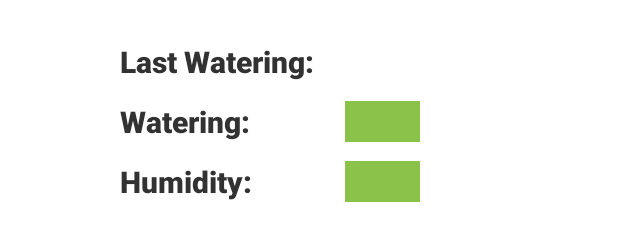
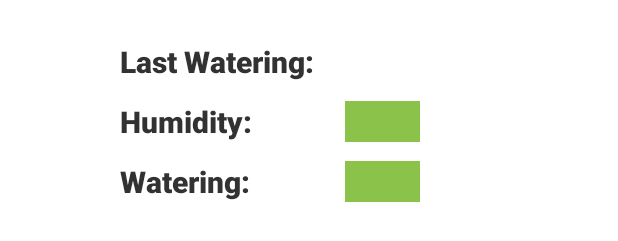
Before and after one commit to leodvlpr/MacetApp4.0, an Android app: the layout fragment_favourite.xml on its own in the app's theme, with its tools: preview values and no code run, on a phone screen of 412 x 824 dp. Shown: the part 709-950 px from the top of the screen. Run offline under Robolectric (Android 15) with nearby library versions, the light colour scheme and no system bars.

Commit message:
Improvements fields - success! F#CK YEAH!

```diff
--- a/app/src/main/res/layout/fragment_favourite.xml
+++ b/app/src/main/res/layout/fragment_favourite.xml
@@ -38,7 +38,7 @@
             android:layout_marginStart="80dp"
             android:layout_marginTop="540dp"
             android:fontFamily="sans-serif-black"
-            android:text="Watering:"
+            android:text="Humidity:"
             android:textColor="#323232"
             android:textSize="20dp" />
 
@@ -50,8 +50,8 @@
             android:layout_marginTop="580dp"
             android:layout_marginBottom="128dp"
             android:fontFamily="sans-serif-black"
+            android:text="Watering:"
             android:textColor="#323232"
-            android:text="Humidity:"
             android:textSize="20dp" />
 
         <TextView
@@ -59,7 +59,7 @@
             android:layout_width="50sp"
             android:layout_height="wrap_content"
             android:layout_marginStart="230dp"
-            android:layout_marginTop="540dp"
+            android:layout_marginTop="580dp"
             android:background="#8BC34A"
             android:fontFamily="sans-serif-black"
             android:text=""
@@ -85,11 +85,11 @@
             android:layout_width="50sp"
             android:layout_height="wrap_content"
             android:layout_marginStart="230dp"
-            android:layout_marginTop="580dp"
+            android:layout_marginTop="540dp"
             android:background="#8BC34A"
             android:fontFamily="sans-serif-black"
+            android:text=""
             android:textAlignment="center"
-            android:text=""
             android:textColor="#FFFFFF"
             android:textSize="20dp" />
 
--- a/app/src/main/res/layout/fragment_home.xml
+++ b/app/src/main/res/layout/fragment_home.xml
@@ -26,7 +26,7 @@
             android:layout_width="50sp"
             android:layout_height="wrap_content"
             android:layout_marginStart="320dp"
-            android:layout_marginTop="340dp"
+            android:layout_marginTop="375dp"
             android:background="#8BC34A"
             android:fontFamily="sans-serif-black"
             android:textAlignment="center"
@@ -38,7 +38,7 @@
             android:layout_width="50sp"
             android:layout_height="wrap_content"
             android:layout_marginStart="320dp"
-            android:layout_marginTop="375dp"
+            android:layout_marginTop="340dp"
             android:background="#8BC34A"
             android:fontFamily="sans-serif-black"
             android:textAlignment="center"
--- a/app/src/main/res/layout/fragment_settings.xml
+++ b/app/src/main/res/layout/fragment_settings.xml
@@ -78,9 +78,9 @@
 
         <EditText
             android:id="@+id/editTextPlantCode"
-            android:layout_width="159dp"
+            android:layout_width="160dp"
             android:layout_height="wrap_content"
-            android:layout_marginStart="180dp"
+            android:layout_marginStart="190dp"
             android:layout_marginTop="220dp"
             android:ems="10"
             android:inputType="textVisiblePassword"
```
